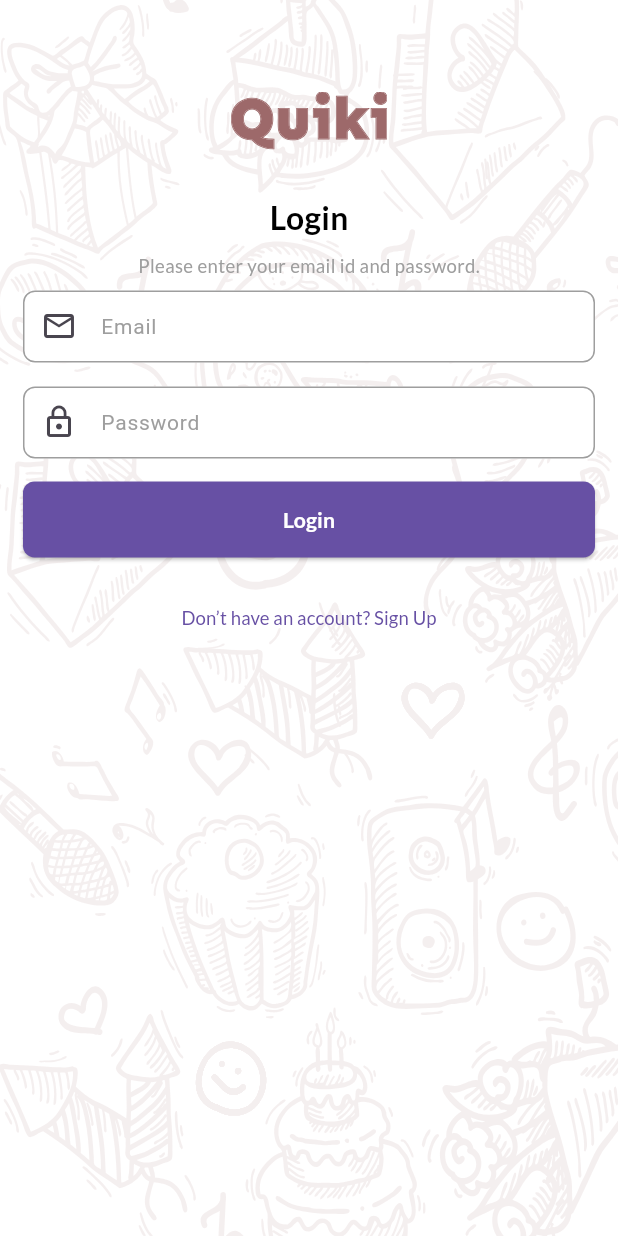
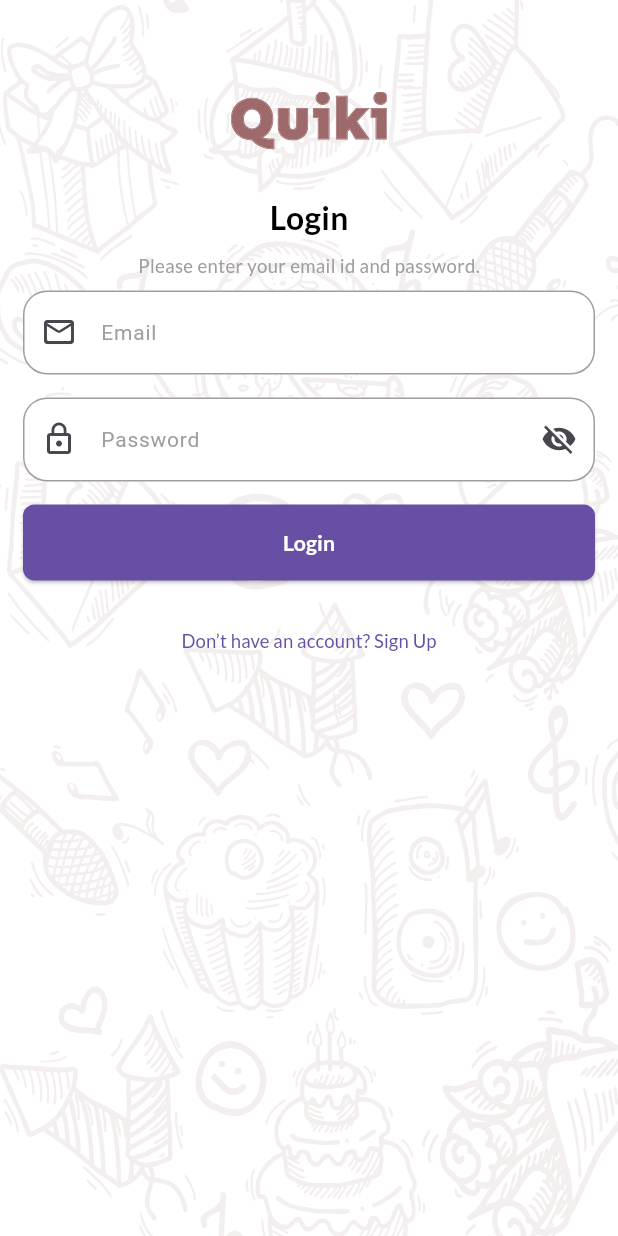
Before and after one commit to AswinAzikar/quiki_mob, a Flutter app: the AuthScreen screen opened by its route, on a phone screen of 412 x 824 dp. Run offline on Flutter 3.47's test engine with Material 3 defaults, Android fonts, the phone set to English and light mode, and no system bars; drawn by our look-alikes of carousel_slider; our stand-ins replace flutter_svg, gap, logger, page_transition.

Commit message:
"Updated AuthScreen to StatefulWidget, added password visibility toggle, and modified InputDecoration. Also updated PlateScreen with a Scaffold and CarouselSliderController. Additionally, added a new SVG asset and modified theme.dart to update OutlineInputBorder border radii."

```diff
--- a/lib/features/auth_screen/auth_screen.dart
+++ b/lib/features/auth_screen/auth_screen.dart
@@ -7,8 +7,15 @@ import 'package:quiki/gen/assets.gen.dart';
 import 'package:quiki/theme/theme.dart';
 import 'package:quiki/utils/size_utils.dart';
 
-class AuthScreen extends StatelessWidget {
+class AuthScreen extends StatefulWidget {
   const AuthScreen({super.key});
+
+  @override
+  State<AuthScreen> createState() => _AuthScreenState();
+}
+
+class _AuthScreenState extends State<AuthScreen> {
+  bool _isObscured = true;
 
   @override
   Widget build(BuildContext context) {
@@ -69,18 +76,31 @@ class AuthScreen extends StatelessWidget {
                       children: [
                         TextFormField(
                           decoration: const InputDecoration(
-                            labelText: "Email",
-                            prefixIcon: Icon(Icons.email_outlined),
-                            // border: OutlineInputBorder(
-                            //   borderRadius: BorderRadius.circular(padding.h),
-                            // ),
-                          ),
+                              labelText: "Email",
+                              prefixIcon: Icon(Icons.mail_outline_rounded)
+                              // prefixIcon: SizedBox(
+                              //   height: 10,
+                              //   width:10,
+                              //   child: SvgPicture.asset(Assets.svgs.mail,
+                              //       width: 10, height: 10),
+                              // ),
+                              ),
                         ),
-                        const Gap(16),
+                        gapLarge,
                         TextFormField(
-                          obscureText: true,
+                          obscureText: _isObscured,
                           decoration: InputDecoration(
                             labelText: "Password",
+                            suffixIcon: IconButton(
+                              icon: Icon(_isObscured
+                                  ? Icons.visibility_off
+                                  : Icons.visibility),
+                              onPressed: () {
+                                setState(() {
+                                  _isObscured = !_isObscured;
+                                });
+                              },
+                            ),
                             prefixIcon: const Icon(Icons.lock_outline),
                             border: OutlineInputBorder(
                               borderRadius: BorderRadius.circular(padding.h),
--- a/lib/features/plate_screen/plate_screen.dart
+++ b/lib/features/plate_screen/plate_screen.dart
@@ -14,12 +14,16 @@ class PlateScreen extends StatefulWidget {
 }
 
 class _PlateScreenState extends State<PlateScreen> {
+
+
   //TODO : Change the plate Text Later
   final List<String> plateText = [
     "Get delivery at your doorstep.",
     "Just Quikki",
-    "I'm Batman"
+        "I'm Batman"
   ];
+
+
 
   int _currentIndex = 0;
 
@@ -36,6 +40,7 @@ class _PlateScreenState extends State<PlateScreen> {
       ),
       body: Stack(
         children: [
+          const Scaffold(),
           Image.asset(
             Assets.pngs.plateScreen.path,
             width: SizeUtils.width,
--- a/lib/gen/assets.gen.dart
+++ b/lib/gen/assets.gen.dart
@@ -26,11 +26,14 @@ class $AssetsSvgsGen {
   /// File path: assets/svgs/logo.svg
   String get logo => 'assets/svgs/logo.svg';
 
+  /// File path: assets/svgs/mail.svg
+  String get mail => 'assets/svgs/mail.svg';
+
   /// File path: assets/svgs/splash_dsn.svg
   String get splashDsn => 'assets/svgs/splash_dsn.svg';
 
   /// List of all assets
-  List<String> get values => [logo, splashDsn];
+  List<String> get values => [logo, mail, splashDsn];
 }
 
 class Assets {
--- a/lib/theme/theme.dart
+++ b/lib/theme/theme.dart
@@ -10,25 +10,25 @@ ThemeData get themeDataLight => ThemeData(
       filled: true,
       fillColor: Colors.white,
       contentPadding: const EdgeInsets.symmetric(
-          horizontal: paddingLarge, vertical: padding),
+          horizontal: paddingLarge, vertical: paddingLarge),
       border: OutlineInputBorder(
-        borderRadius: BorderRadius.circular(padding),
+        borderRadius: BorderRadius.circular(paddingLarge),
         borderSide: const BorderSide(color: Colors.grey, width: 1.0),
       ),
       enabledBorder: OutlineInputBorder(
-        borderRadius: BorderRadius.circular(padding),
+        borderRadius: BorderRadius.circular(paddingLarge),
         borderSide: const BorderSide(color: Colors.grey, width: 1.0),
       ),
       focusedBorder: OutlineInputBorder(
-        borderRadius: BorderRadius.circular(padding),
+        borderRadius: BorderRadius.circular(paddingLarge),
         borderSide: const BorderSide(color: primaryColor, width: 2.0),
       ),
       errorBorder: OutlineInputBorder(
-        borderRadius: BorderRadius.circular(padding),
+        borderRadius: BorderRadius.circular(paddingLarge),
         borderSide: const BorderSide(color: Colors.red, width: 1.0),
       ),
       focusedErrorBorder: OutlineInputBorder(
-        borderRadius: BorderRadius.circular(padding),
+        borderRadius: BorderRadius.circular(paddingLarge),
         borderSide: const BorderSide(color: Colors.red, width: 2.0),
       ),
       labelStyle: const TextStyle(color: Colors.grey, fontSize: 14),
```
Also changed, not shown: assets/svgs/mail.svg (added).
